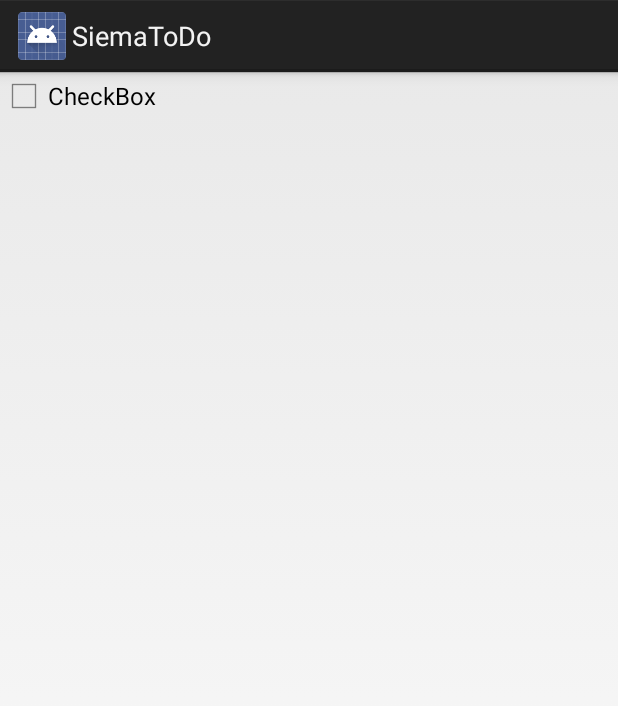
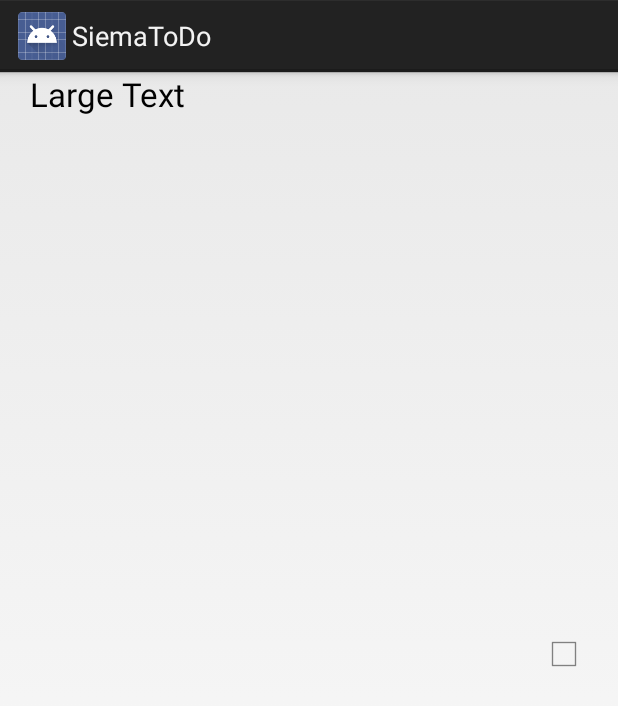
Before and after one commit to WezSieTato/SiemaToDo, an Android app: the layout list_inner_view.xml on its own in the app's theme, with its tools: preview values and no code run, on a phone screen of 412 x 824 dp. Shown: the top 706 px of the screen. Run offline under Robolectric (Android 15) with nearby library versions, the phone set to English and light mode, and no system bars.

```diff
--- a/app/src/main/java/com/wezsietato/todo/TaskerDbHelper.java
+++ b/app/src/main/java/com/wezsietato/todo/TaskerDbHelper.java
@@ -73,7 +73,7 @@ public class TaskerDbHelper extends SQLiteOpenHelper {
                 Task task = new Task();
                 task.setId(cursor.getInt(0));
                 task.setTaskName(cursor.getString(1));
-                task.setStatus(cursor.getInt(2));
+                task.setStatus(cursor.getInt(2) == 1);
                 taskList.add(task);
             } while (cursor.moveToNext());
         }
--- a/app/src/main/java/com/wezsietato/todo/TasksActivity.java
+++ b/app/src/main/java/com/wezsietato/todo/TasksActivity.java
@@ -33,7 +33,7 @@ public class TasksActivity extends Activity {
             Toast.makeText(this, "enter the task description first!!",
             Toast.LENGTH_LONG);
         } else {
-            Task task = new Task(s, 0);
+            Task task = new Task(s, false);
             db.addTask(task);
             Log.d("tasker", "data added");
             t.setText("");
--- a/app/src/main/res/layout/list_inner_view.xml
+++ b/app/src/main/res/layout/list_inner_view.xml
@@ -3,14 +3,28 @@
 <RelativeLayout xmlns:android="http://schemas.android.com/apk/res/android"
     android:layout_width="match_parent" android:layout_height="match_parent">
 
+    <TextView
+        android:id="@+id/taskTextView"
+        android:layout_width="wrap_content"
+        android:layout_height="wrap_content"
+        android:textAppearance="?android:attr/textAppearanceListItem"
+        android:layout_marginRight="40dp"
+        android:layout_marginLeft="20dp"
+        android:text="Large Text"
+        android:focusable="true"
+        android:focusableInTouchMode="false"
+        />
+
     <CheckBox
         android:id="@+id/checkBox1"
         android:layout_width="wrap_content"
         android:layout_height="wrap_content"
-        android:layout_alignParentLeft="true"
         android:focusable="true"
         android:focusableInTouchMode="false"
-        android:text="CheckBox"
+        android:layout_alignParentRight="true"
+        android:layout_marginRight="20dp"
+        android:layout_centerVertical="true"
+        android:text=""
         />
 
 </RelativeLayout>
```
Also changed, not shown: app/src/main/java/com/wezsietato/todo/Task.java (+5 -5 lines), app/src/main/java/com/wezsietato/todo/TaskListAdapter.java (+20 -4 lines).
